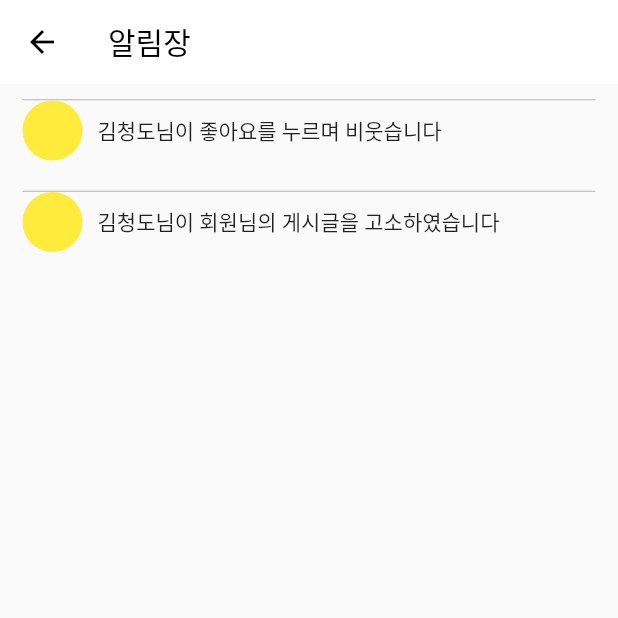
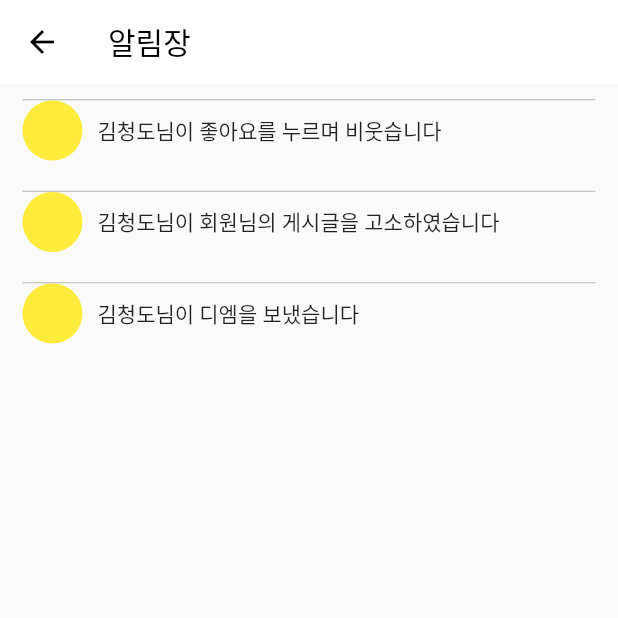
Before and after one commit to kimchungdo/flutter_laboratory_v1, a Flutter app: the screen it shows after launch, item 3 of the bottom bar chosen, after a tap on the "notifications" icon, on a phone screen of 412 x 824 dp, the top half of it. Run offline on Flutter 3.47's test engine with Material 2 defaults, Android fonts, the phone set to English and light mode, and no system bars; our stand-ins replace audioplayers, camera.

Commit message:
set const

```diff
--- a/lib/home_page.dart
+++ b/lib/home_page.dart
@@ -17,15 +17,15 @@ class _HomePageState extends State<HomePage> {
     return Scaffold(
       appBar: AppBar(
         backgroundColor: Colors.white,
-        title: Text("Home", style: TextStyle(color: Colors.black),),
+        title: const Text("Home", style: TextStyle(color: Colors.black),),
         actions: [
           IconButton(onPressed: (){
             Navigator.push(context, MaterialPageRoute(builder: (ctx) => NotificationPage()));
-          }, icon: Icon(Icons.notifications, color: greyColor,)),
+          }, icon: const Icon(Icons.notifications, color: greyColor,)),
 
           IconButton(onPressed: (){
             Navigator.push(context, MaterialPageRoute(builder: (ctx) => DirectMessagePage()));
-          }, icon: Icon(Icons.send, color: greyColor))
+          }, icon: const Icon(Icons.send, color: greyColor))
         ],
       ),
     );
--- a/lib/notification_page.dart
+++ b/lib/notification_page.dart
@@ -11,8 +11,8 @@ class NotificationPage extends StatefulWidget {
 class _NotificationPageState extends State<NotificationPage> {
 
   Widget notiItem(String content) => Container(
-    margin: EdgeInsets.symmetric(vertical: 5, horizontal: 5),
-    padding: EdgeInsets.symmetric(vertical: 5, horizontal: 10),
+    margin: const EdgeInsets.symmetric(vertical: 5, horizontal: 5),
+    padding: const EdgeInsets.symmetric(vertical: 5, horizontal: 10),
     child: Column(
       children: [
         Divider(height: 1, color: greyColor),
@@ -41,7 +41,8 @@ class _NotificationPageState extends State<NotificationPage> {
       body: ListView(
         children: [
           notiItem("김청도님이 좋아요를 누르며 비웃습니다"),
-          notiItem("김청도님이 회원님의 게시글을 고소하였습니다")
+          notiItem("김청도님이 회원님의 게시글을 고소하였습니다"),
+          notiItem("김청도님이 디엠을 보냈습니다")
         ],
       ),
     );
```
